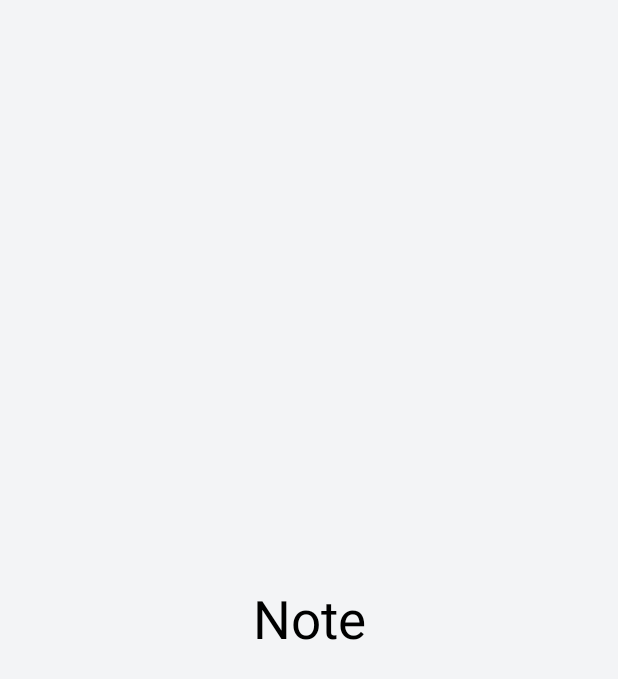
After one commit to dhanushcodev/Notes-App, an Android app: the SplashScreen screen opened directly, with no data from a screen before it, on a phone screen of 412 x 824 dp. The commit adds this screen. Shown: the top 679 px of the screen. Run offline under Robolectric (Android 15) with nearby library versions, the phone set to English and light mode, and no system bars; 1 statement that could not run was skipped.

Commit message:
added splash screen

```diff
--- /dev/null
+++ b/app/src/main/java/com/example/notes/SplashScreen.kt
@@ -0,0 +1,22 @@
+package com.example.notes
+
+import android.content.Intent
+import android.os.Bundle
+import android.os.Handler
+import androidx.activity.enableEdgeToEdge
+import androidx.appcompat.app.AppCompatActivity
+import androidx.core.view.ViewCompat
+import androidx.core.view.WindowInsetsCompat
+
+class SplashScreen : AppCompatActivity() {
+    override fun onCreate(savedInstanceState: Bundle?) {
+        super.onCreate(savedInstanceState)
+        enableEdgeToEdge()
+        setContentView(R.layout.activity_splash_screen)
+        Handler().postDelayed({
+            val intent = Intent(this, MainActivity::class.java)
+            startActivity(intent)
+            finish()
+        }, 500)
+    }
+}
--- /dev/null
+++ b/app/src/main/res/layout/activity_splash_screen.xml
@@ -0,0 +1,26 @@
+<?xml version="1.0" encoding="utf-8"?>
+<androidx.constraintlayout.widget.ConstraintLayout xmlns:android="http://schemas.android.com/apk/res/android"
+    xmlns:app="http://schemas.android.com/apk/res-auto"
+    xmlns:tools="http://schemas.android.com/tools"
+    android:id="@+id/main"
+    style="@style/mainBackground"
+    android:layout_width="match_parent"
+    android:layout_height="match_parent"
+    android:fitsSystemWindows="false"
+    tools:context=".SplashScreen">
+
+    <TextView
+        style="@style/textViewStyle"
+        android:id="@+id/splashText"
+        android:layout_width="wrap_content"
+        android:layout_height="wrap_content"
+        android:text="@string/app_name"
+        android:textSize="35sp"
+        app:layout_constraintBottom_toBottomOf="parent"
+        app:layout_constraintEnd_toEndOf="parent"
+        app:layout_constraintHorizontal_bias="0.5"
+        app:layout_constraintStart_toStartOf="parent"
+        app:layout_constraintTop_toTopOf="parent"
+        app:layout_constraintVertical_bias="0.5" />
+
+</androidx.constraintlayout.widget.ConstraintLayout>
--- a/app/src/main/res/layout/fragment_home.xml
+++ b/app/src/main/res/layout/fragment_home.xml
@@ -126,11 +126,11 @@
         android:clickable="true"
         app:borderWidth="0dp"
         app:elevation="0dp"
-        app:fabSize="auto"
         app:layout_constraintBottom_toBottomOf="parent"
         app:layout_constraintEnd_toEndOf="parent"
         tools:ignore="MissingConstraints" />
 
 
+
 </androidx.constraintlayout.widget.ConstraintLayout>
 </layout>
--- a/app/src/main/res/values-night/themes.xml
+++ b/app/src/main/res/values-night/themes.xml
@@ -2,7 +2,7 @@
     <style name="Base.Theme.Notes" parent="Theme.Material3.DayNight.NoActionBar">
         <!-- Customize your dark theme here. -->
         <!-- <item name="colorPrimary">@color/my_dark_primary</item> -->
-<!--        <item name="android:statusBarColor">@color/black</item>-->
+        <item name="android:statusBarColor">@android:color/transparent</item>
     </style>
     <style name="mainBackground">
         <item name="android:background">@color/black</item>
@@ -20,7 +20,7 @@
         <item name="android:tint">@color/white</item>
     </style>
     <style name="floatingActionStyle">
-        <item name="android:src">@drawable/ic_add_white</item>
+        <item name="srcCompat">@drawable/ic_add_white</item>
         <item name="android:backgroundTint">#1e1e1e</item>
     </style>
     <style name="noteItemStyle">
--- a/app/src/main/res/values/strings.xml
+++ b/app/src/main/res/values/strings.xml
@@ -1,5 +1,3 @@
 <resources>
-    <string name="app_name">Notes</string>
-    <!-- TODO: Remove or change this placeholder text -->
-    <string name="hello_blank_fragment">Hello blank fragment</string>
+    <string name="app_name">Note</string>
 </resources>
--- a/app/src/main/res/values/themes.xml
+++ b/app/src/main/res/values/themes.xml
@@ -1,12 +1,10 @@
 <resources xmlns:tools="http://schemas.android.com/tools">
     <!-- Base application theme. -->
     <style name="Base.Theme.Notes" parent="Theme.Material3.DayNight.NoActionBar">
-        <!-- Customize your light theme here. -->
-        <!-- <item name="colorPrimary">@color/my_light_primary</item> -->
-<!--        <item name="android:statusBarColor">#F3F4F6</item>-->
+
+        <item name="android:statusBarColor">@android:color/transparent</item>
     </style>
 
-    <style name="Theme.Notes" parent="Base.Theme.Notes" />
     <style name="mainBackground">
         <item name="android:background">#F3F4F6</item>
     </style>
@@ -23,7 +21,7 @@
         <item name="android:tint">@color/black</item>
     </style>
     <style name="floatingActionStyle">
-        <item name="android:src">@drawable/ic_add_black</item>
+        <item name="srcCompat">@drawable/ic_add_black</item>
         <item name="android:backgroundTint">#E4E5E9</item>
     </style>
 
```
Also changed, not shown: app/src/main/AndroidManifest.xml (+10 -8 lines), 2 other files.
